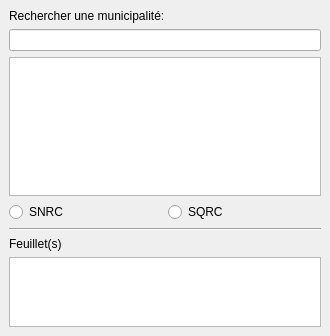
Qt form qc_sqrc_snrc_dockwidget_base.ui (patrice-geo/SNRC-SQRC) before a commit.
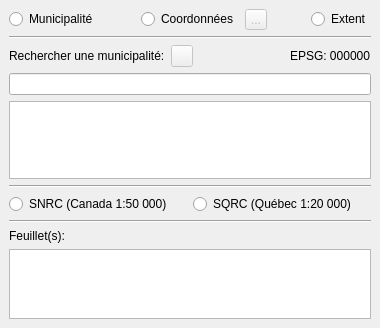
The same form after that commit. Icons and pictures are not drawn.

Commit message: UI design and functionnalities

```diff
--- a/qc_sqrc_snrc_dockwidget_base.ui
+++ b/qc_sqrc_snrc_dockwidget_base.ui
@@ -6,8 +6,8 @@
    <rect>
     <x>0</x>
     <y>0</y>
-    <width>330</width>
-    <height>336</height>
+    <width>380</width>
+    <height>328</height>
    </rect>
   </property>
   <property name="sizePolicy">
@@ -21,42 +21,7 @@
   </property>
   <widget class="QWidget" name="dockWidgetContents">
    <layout class="QGridLayout" name="gridLayout">
-    <item row="1" column="0">
-     <layout class="QHBoxLayout" name="horizontalLayout_2">
-      <item>
-       <widget class="QRadioButton" name="SNRCRadioButton">
-        <property name="text">
-         <string>SNRC</string>
-        </property>
-       </widget>
-      </item>
-      <item>
-       <widget class="QRadioButton" name="SQRCRadioButton">
-        <property name="text">
-         <string>SQRC</string>
-        </property>
-       </widget>
-      </item>
-     </layout>
-    </item>
-    <item row="0" column="0">
-     <layout class="QVBoxLayout" name="verticalLayout">
-      <item>
-       <widget class="QLabel" name="label">
-        <property name="text">
-         <string>Rechercher une municipalité:</string>
-        </property>
-       </widget>
-      </item>
-      <item>
-       <widget class="QLineEdit" name="munLineEdit"/>
-      </item>
-      <item>
-       <widget class="QListWidget" name="munListWidget"/>
-      </item>
-     </layout>
-    </item>
-    <item row="2" column="0">
+    <item row="3" column="0">
      <layout class="QVBoxLayout" name="verticalLayout_2">
       <item>
        <widget class="Line" name="line">
@@ -68,7 +33,7 @@
       <item>
        <widget class="QLabel" name="feuilLabel">
         <property name="text">
-         <string>Feuillet(s)</string>
+         <string>Feuillet(s):</string>
         </property>
        </widget>
       </item>
@@ -96,6 +61,247 @@
       </item>
      </layout>
     </item>
+    <item row="0" column="0">
+     <layout class="QVBoxLayout" name="verticalLayout">
+      <item>
+       <layout class="QHBoxLayout" name="horizontalLayout">
+        <item alignment="Qt::AlignLeft">
+         <widget class="QRadioButton" name="munRadioButton">
+          <property name="toolTip">
+           <string>Recherche par municipalité</string>
+          </property>
+          <property name="text">
+           <string>Municipalité</string>
+          </property>
+          <attribute name="buttonGroup">
+           <string notr="true">buttonGroup</string>
+          </attribute>
+         </widget>
+        </item>
+        <item>
+         <spacer name="horizontalSpacer_2">
+          <property name="orientation">
+           <enum>Qt::Horizontal</enum>
+          </property>
+          <property name="sizeHint" stdset="0">
+           <size>
+            <width>40</width>
+            <height>20</height>
+           </size>
+          </property>
+         </spacer>
+        </item>
+        <item alignment="Qt::AlignHCenter">
+         <widget class="QRadioButton" name="coordRadioButton">
+          <property name="toolTip">
+           <string>Recherche par coordonnées</string>
+          </property>
+          <property name="text">
+           <string>Coordonnées</string>
+          </property>
+          <attribute name="buttonGroup">
+           <string notr="true">buttonGroup</string>
+          </attribute>
+         </widget>
+        </item>
+        <item alignment="Qt::AlignLeft">
+         <widget class="QToolButton" name="coordToolButton">
+          <property name="enabled">
+           <bool>false</bool>
+          </property>
+          <property name="maximumSize">
+           <size>
+            <width>22</width>
+            <height>22</height>
+           </size>
+          </property>
+          <property name="toolTip">
+           <string>Cliquez sur ce bouton pour ensuite cliquer sur un point dans la map.</string>
+          </property>
+          <property name="statusTip">
+           <string/>
+          </property>
+          <property name="whatsThis">
+           <string/>
+          </property>
+          <property name="accessibleDescription">
+           <string>Cliquez sur ce bouton pour ensuite cliquer sur un point dans la map.</string>
+          </property>
+          <property name="text">
+           <string>...</string>
+          </property>
+         </widget>
+        </item>
+        <item>
+         <spacer name="horizontalSpacer">
+          <property name="orientation">
+           <enum>Qt::Horizontal</enum>
+          </property>
+          <property name="sizeHint" stdset="0">
+           <size>
+            <width>40</width>
+            <height>20</height>
+           </size>
+          </property>
+         </spacer>
+        </item>
+        <item alignment="Qt::AlignRight">
+         <widget class="QRadioButton" name="extRadioButton">
+          <property name="toolTip">
+           <string>Recherche par extent</string>
+          </property>
+          <property name="text">
+           <string>Extent</string>
+          </property>
+          <attribute name="buttonGroup">
+           <string notr="true">buttonGroup</string>
+          </attribute>
+         </widget>
+        </item>
+       </layout>
+      </item>
+      <item>
+       <widget class="Line" name="line_2">
+        <property name="orientation">
+         <enum>Qt::Horizontal</enum>
+        </property>
+       </widget>
+      </item>
+      <item>
+       <layout class="QHBoxLayout" name="horizontalLayout_3">
+        <item alignment="Qt::AlignLeft">
+         <widget class="QLabel" name="searchLabel">
+          <property name="sizePolicy">
+           <sizepolicy hsizetype="Preferred" vsizetype="Maximum">
+            <horstretch>0</horstretch>
+            <verstretch>0</verstretch>
+           </sizepolicy>
+          </property>
+          <property name="maximumSize">
+           <size>
+            <width>16777215</width>
+            <height>30</height>
+           </size>
+          </property>
+          <property name="text">
+           <string>Rechercher une municipalité:</string>
+          </property>
+         </widget>
+        </item>
+        <item alignment="Qt::AlignLeft">
+         <widget class="QToolButton" name="crsToolButton">
+          <property name="enabled">
+           <bool>false</bool>
+          </property>
+          <property name="sizePolicy">
+           <sizepolicy hsizetype="Fixed" vsizetype="Minimum">
+            <horstretch>0</horstretch>
+            <verstretch>0</verstretch>
+           </sizepolicy>
+          </property>
+          <property name="maximumSize">
+           <size>
+            <width>22</width>
+            <height>22</height>
+           </size>
+          </property>
+          <property name="toolTip">
+           <string>Choisir un système de référence spatial (CRS)</string>
+          </property>
+          <property name="text">
+           <string/>
+          </property>
+          <property name="icon">
+           <iconset>
+            <normaloff>geographic.png</normaloff>geographic.png</iconset>
+          </property>
+         </widget>
+        </item>
+        <item>
+         <spacer name="verticalSpacer">
+          <property name="orientation">
+           <enum>Qt::Vertical</enum>
+          </property>
+          <property name="sizeHint" stdset="0">
+           <size>
+            <width>20</width>
+            <height>50</height>
+           </size>
+          </property>
+         </spacer>
+        </item>
+        <item>
+         <spacer name="horizontalSpacer_3">
+          <property name="orientation">
+           <enum>Qt::Horizontal</enum>
+          </property>
+          <property name="sizeType">
+           <enum>QSizePolicy::Expanding</enum>
+          </property>
+          <property name="sizeHint" stdset="0">
+           <size>
+            <width>10000</width>
+            <height>0</height>
+           </size>
+          </property>
+         </spacer>
+        </item>
+        <item>
+         <widget class="QLabel" name="epsgLabel">
+          <property name="text">
+           <string>EPSG: 000000</string>
+          </property>
+         </widget>
+        </item>
+       </layout>
+      </item>
+      <item>
+       <widget class="QLineEdit" name="munLineEdit">
+        <property name="toolTip">
+         <string>Rechercher une municipalité ou une coordonnée</string>
+        </property>
+       </widget>
+      </item>
+      <item>
+       <widget class="QListWidget" name="munListWidget">
+        <property name="toolTip">
+         <string/>
+        </property>
+       </widget>
+      </item>
+     </layout>
+    </item>
+    <item row="2" column="0">
+     <layout class="QHBoxLayout" name="horizontalLayout_2">
+      <item>
+       <widget class="QRadioButton" name="SNRCRadioButton">
+        <property name="text">
+         <string>SNRC (Canada 1:50 000)</string>
+        </property>
+        <attribute name="buttonGroup">
+         <string notr="true">buttonGroup_2</string>
+        </attribute>
+       </widget>
+      </item>
+      <item>
+       <widget class="QRadioButton" name="SQRCRadioButton">
+        <property name="text">
+         <string>SQRC (Québec 1:20 000)</string>
+        </property>
+        <attribute name="buttonGroup">
+         <string notr="true">buttonGroup_2</string>
+        </attribute>
+       </widget>
+      </item>
+     </layout>
+    </item>
+    <item row="1" column="0">
+     <widget class="Line" name="line_3">
+      <property name="orientation">
+       <enum>Qt::Horizontal</enum>
+      </property>
+     </widget>
+    </item>
    </layout>
   </widget>
  </widget>
```
Left out of the diff: 4 changed lines with no effect on the pictures. The commit also changes 4 other files.
